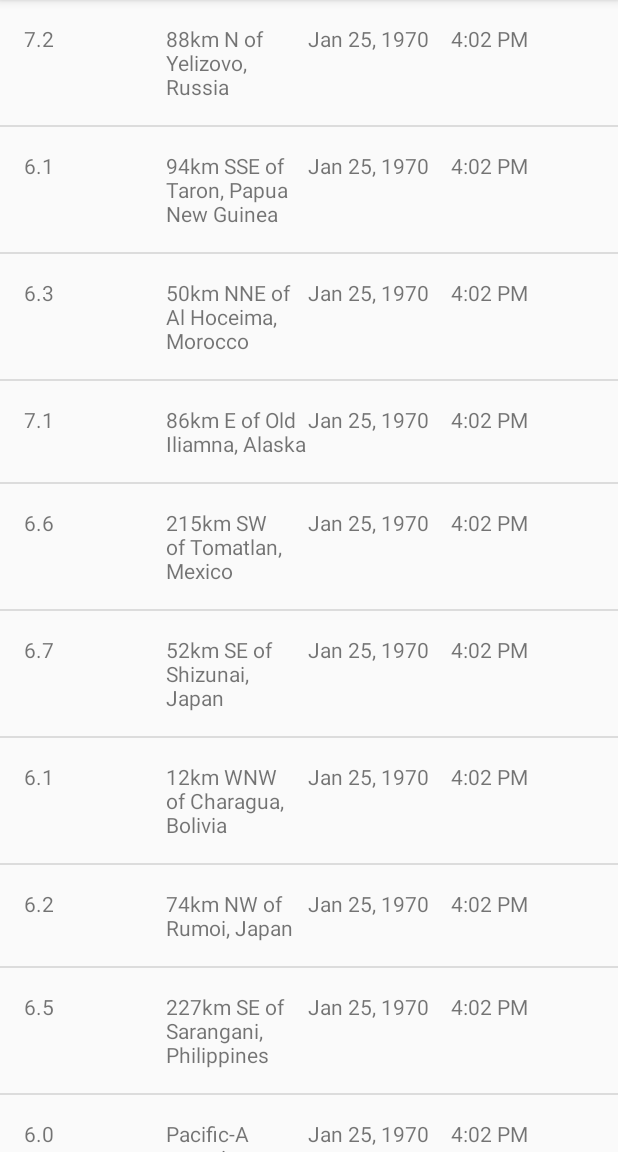
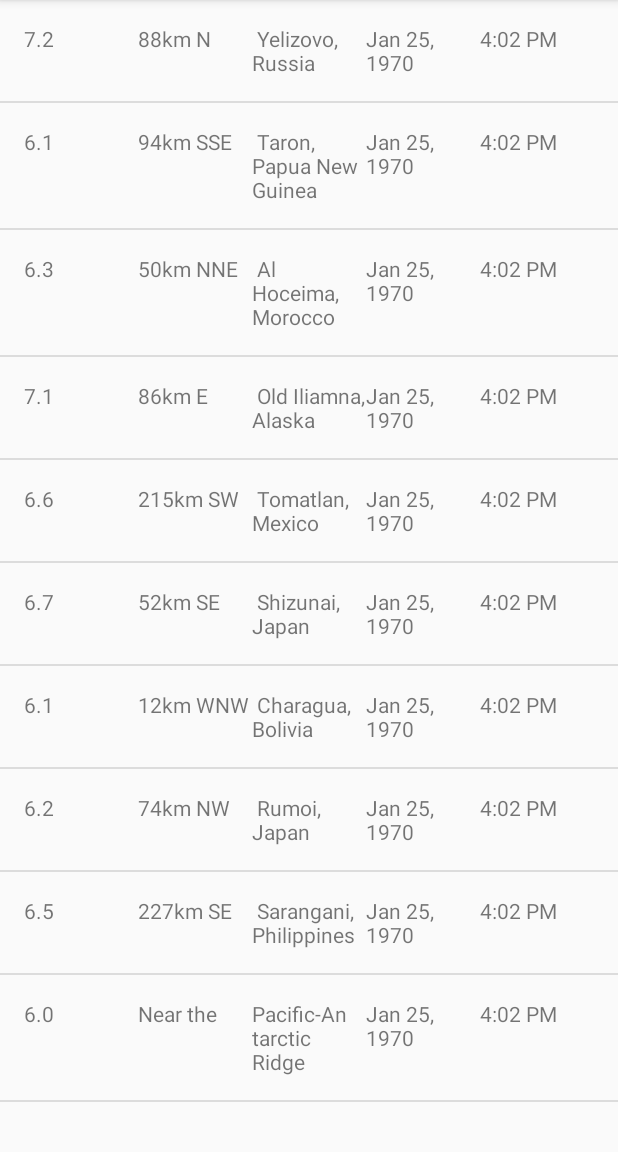
Before and after one commit to edemauro/android-earthquake-report, an Android app: the screen it shows after launch (EarthquakeActivity), on a phone screen of 412 x 824 dp, the part 84-1236 px from its top. Run offline under Robolectric (Android 15) with nearby library versions, the phone set to English and light mode, and no system bars.

Commit message:
split the location into two parts.

```diff
--- a/app/src/main/java/com/example/android/quakereport/Earthquake.java
+++ b/app/src/main/java/com/example/android/quakereport/Earthquake.java
@@ -4,12 +4,12 @@ import static com.example.android.quakereport.R.id.date;
 
 public class Earthquake {
     private double mMagnitude;
-    private String mCity;
+    private String mLocation;
     private long mTimeInMilliseconds;
 
-    public Earthquake(double magnitude, String city, long mTimeInMilliseconds) {
+    public Earthquake(double magnitude, String location, long mTimeInMilliseconds) {
         this.mMagnitude = magnitude;
-        this.mCity = city;
+        this.mLocation = location;
         this.mTimeInMilliseconds = date;
     }
 
@@ -17,8 +17,8 @@ public class Earthquake {
         return mMagnitude;
     }
 
-    public String getCity() {
-        return mCity;
+    public String getLocation() {
+        return mLocation;
     }
 
     public long getTimeInMilliseconds() {
--- a/app/src/main/java/com/example/android/quakereport/EarthquakeAdapter.java
+++ b/app/src/main/java/com/example/android/quakereport/EarthquakeAdapter.java
@@ -29,14 +29,25 @@ public class EarthquakeAdapter extends ArrayAdapter<Earthquake> {
         }
 
         Earthquake eq = getItem(position);
+        String[] locationParts;
+
+        if(eq.getLocation().contains("of")) {
+            locationParts = eq.getLocation().split("of");
+        } else {
+            locationParts = new String[]{"Near the", eq.getLocation()};
+        }
 
         TextView magnitudeView = (TextView) listItemView.findViewById(R.id.magnitude);
 
         magnitudeView.setText(String.valueOf(eq.getMagnitude()));
 
+        TextView nearView = (TextView) listItemView.findViewById(R.id.near);
+
+        nearView.setText(locationParts[0]);
+
         TextView cityView = (TextView) listItemView.findViewById(R.id.city);
 
-        cityView.setText(eq.getCity());
+        cityView.setText(locationParts[1]);
 
         Date dateObject = new Date(eq.getTimeInMilliseconds());
 
--- a/app/src/main/res/layout/list_item.xml
+++ b/app/src/main/res/layout/list_item.xml
@@ -7,6 +7,12 @@
 
     <TextView
         android:id="@+id/magnitude"
+        android:layout_width="0dp"
+        android:layout_height="wrap_content"
+        android:layout_weight="1"/>
+
+    <TextView
+        android:id="@+id/near"
         android:layout_width="0dp"
         android:layout_height="wrap_content"
         android:layout_weight="1"/>
```
